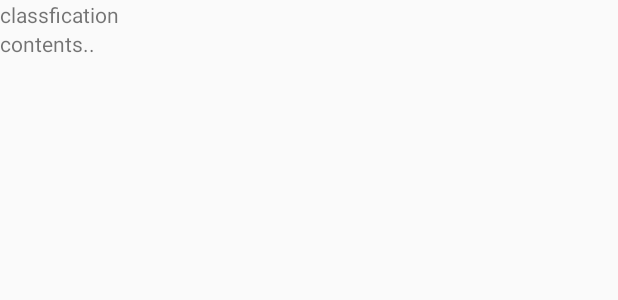
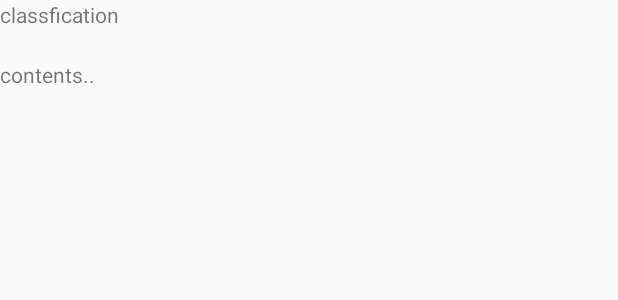
Before and after one commit to sooyeon-go/Trip-recommendation-App, an Android app: the layout listview_recomm.xml on its own in the app's theme, with its tools: preview values and no code run, on a phone screen of 412 x 824 dp. Shown: the top 300 px of the screen. Run offline under Robolectric (Android 15) with nearby library versions, the phone set to English and light mode, and no system bars.

Commit message:
Recommendation Result Size

```diff
--- a/Application/app/src/main/res/layout/activity_result.xml
+++ b/Application/app/src/main/res/layout/activity_result.xml
@@ -25,7 +25,7 @@
     <ListView
         android:id="@+id/lv_dupli"
         android:layout_width="match_parent"
-        android:layout_height="150dp">
+        android:layout_height="250dp">
     </ListView>
     <View
         android:layout_width="match_parent"
@@ -36,6 +36,6 @@
     <ListView
         android:id="@+id/lv_content"
         android:layout_width="match_parent"
-        android:layout_height="150dp">
+        android:layout_height="250dp">
     </ListView>
 </LinearLayout>
--- a/Application/app/src/main/res/layout/listview_recomm.xml
+++ b/Application/app/src/main/res/layout/listview_recomm.xml
@@ -5,7 +5,7 @@
 
     <LinearLayout
         android:layout_width="match_parent"
-        android:layout_height="50dp"
+        android:layout_height="80dp"
         android:orientation="horizontal">
 
      <!--   <ImageView
@@ -21,14 +21,13 @@
             <TextView
                 android:id="@+id/tv_classfi"
                 android:layout_width="match_parent"
-                android:layout_height="wrap_content"
+                android:layout_height="40dp"
                 android:text="classfication"/>
 
             <TextView
-                android:layout_weight="1"
                 android:id="@+id/tv_course"
                 android:layout_width="match_parent"
-                android:layout_height="wrap_content"
+                android:layout_height="40dp"
                 android:text="contents.." />
 
         </LinearLayout>
```
